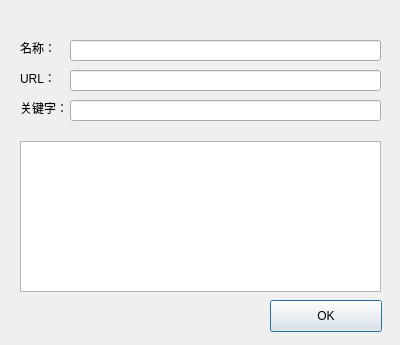
Above: dialogrobot.ui from frankkon/DingtalkRobot before the change. Below: the same form after it.
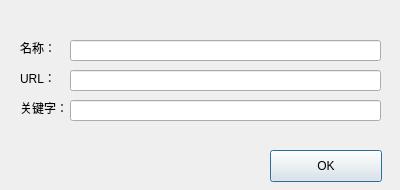
That is the form after the change.

Commit message: 新增机器人的时候增加对机器人信息的校验； 去掉新增机器人界面展示当前机器人的表格，没必要了。

```diff
--- a/dialogrobot.ui
+++ b/dialogrobot.ui
@@ -7,7 +7,7 @@
     <x>0</x>
     <y>0</y>
     <width>400</width>
-    <height>345</height>
+    <height>190</height>
    </rect>
   </property>
   <property name="windowTitle">
@@ -52,16 +52,6 @@
     <string>关键字：</string>
    </property>
   </widget>
-  <widget class="QTableView" name="tableView">
-   <property name="geometry">
-    <rect>
-     <x>20</x>
-     <y>141</y>
-     <width>361</width>
-     <height>151</height>
-    </rect>
-   </property>
-  </widget>
   <widget class="QLineEdit" name="lineEdit">
    <property name="geometry">
     <rect>
@@ -96,7 +86,7 @@
    <property name="geometry">
     <rect>
      <x>270</x>
-     <y>300</y>
+     <y>150</y>
      <width>112</width>
      <height>32</height>
     </rect>
```
The commit also changes 1 other file.
